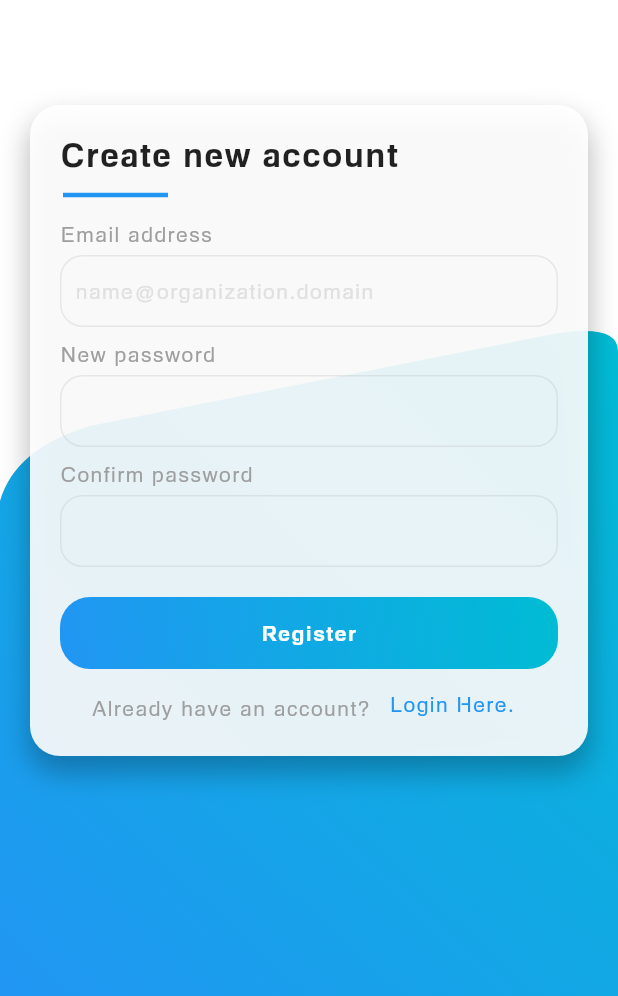
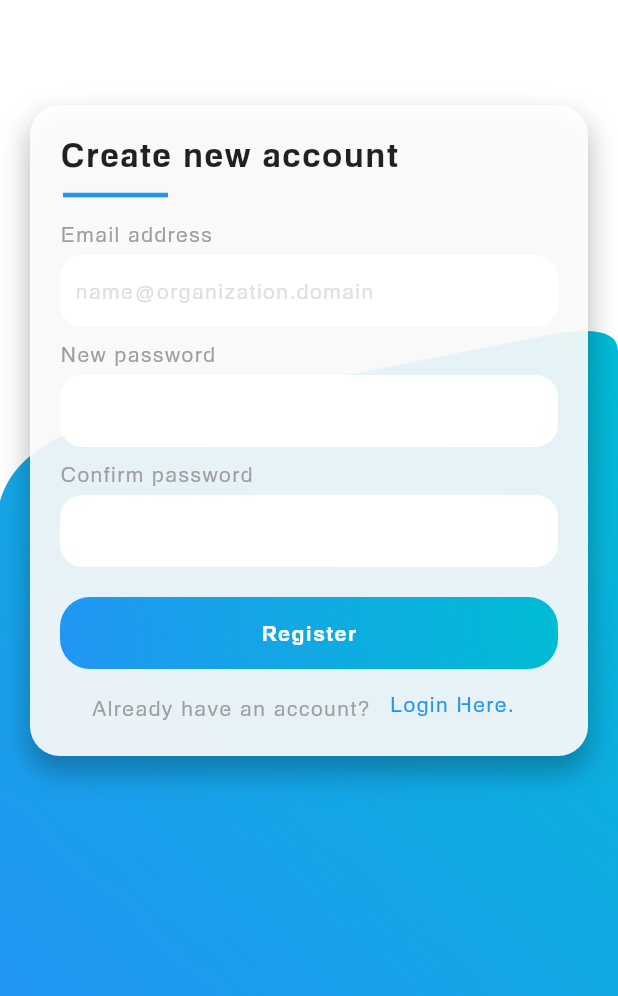
Before and after one commit to YonasAlem/covid_result_app, a Flutter app: the screen it shows after launch, on a phone screen of 412 x 824 dp, the part 240-1236 px from its top. Run offline on Flutter 3.47's test engine with Material 2 defaults, Android fonts, the phone set to English and light mode, and no system bars.

Commit message:
change auth text field style

```diff
--- a/lib/widgets/auth_text_field.dart
+++ b/lib/widgets/auth_text_field.dart
@@ -32,6 +32,8 @@ class _AuthTextFieldState extends State<AuthTextField> {
       decoration: InputDecoration(
         contentPadding: const EdgeInsets.all(10),
         isDense: true,
+        fillColor: Colors.white,
+        filled: true,
         hintText: widget.hintText,
         hintStyle: TextStyle(
           letterSpacing: 1,
@@ -41,7 +43,7 @@ class _AuthTextFieldState extends State<AuthTextField> {
         enabledBorder: OutlineInputBorder(
           borderRadius: BorderRadius.circular(15),
           borderSide: BorderSide(
-            color: Colors.grey.withOpacity(0.2),
+            color: Colors.grey.withOpacity(0),
           ),
         ),
         focusedBorder: OutlineInputBorder(
```
